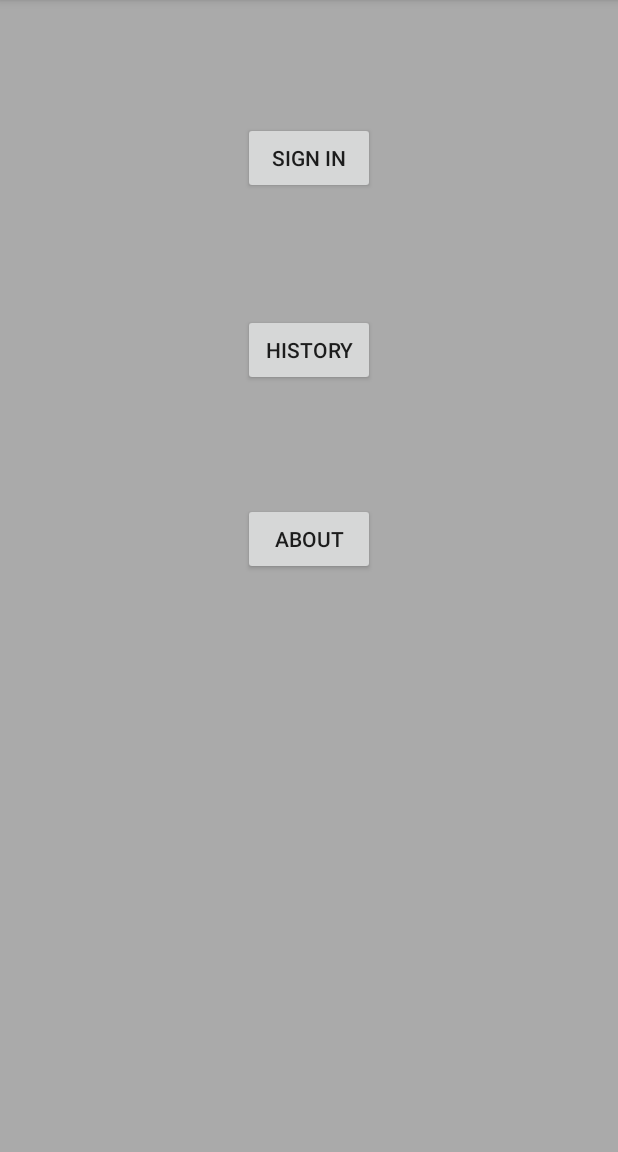
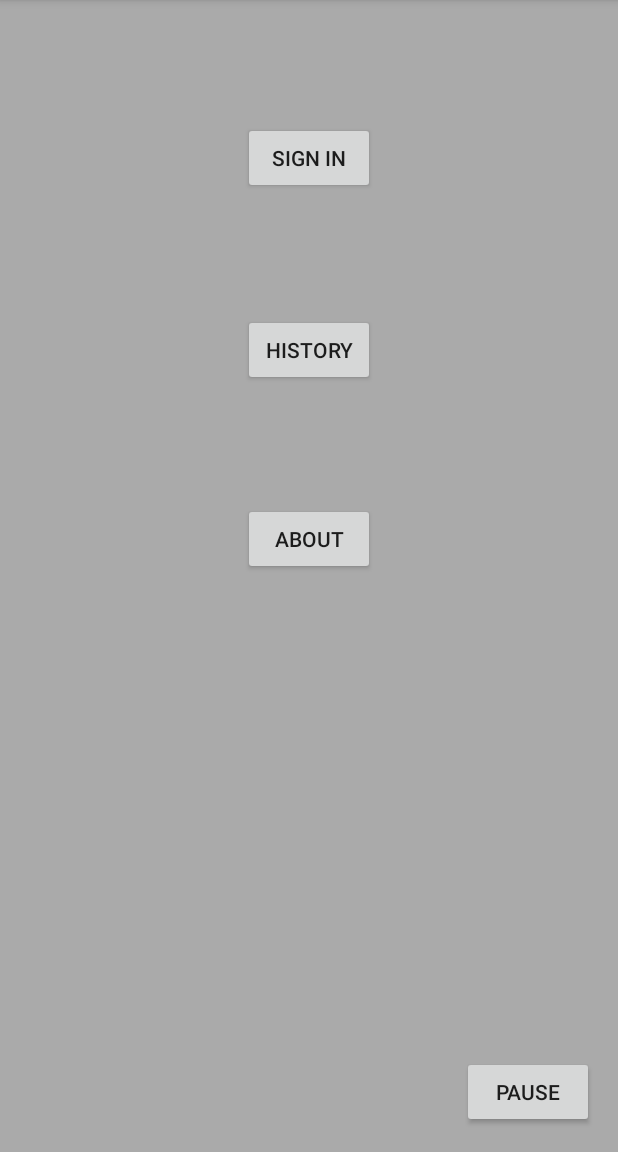
Before and after one commit to vnaskos/lajarus, an Android app: the screen it shows after launch (first), on a phone screen of 412 x 824 dp, the part 84-1236 px from its top. Run offline under Robolectric (Android 15) with nearby library versions, the phone set to English and light mode, and no system bars.

Commit message:
pause and release sound simple code

```diff
--- a/android-client/app/src/main/res/layout/activity_first.xml
+++ b/android-client/app/src/main/res/layout/activity_first.xml
@@ -40,4 +40,14 @@
         android:layout_alignLeft="@+id/button6"
         android:layout_alignStart="@+id/button6"
         android:layout_marginTop="80dp" />
+
+    <Button
+        android:text="pause"
+        android:layout_width="wrap_content"
+        android:layout_height="wrap_content"
+        android:id="@+id/button2"
+        android:onClick="stopMusic"
+        android:layout_alignParentBottom="true"
+        android:layout_alignParentRight="true"
+        android:layout_alignParentEnd="true" />
 </RelativeLayout>
```
Also changed, not shown: android-client/app/src/main/java/com/bugbusters/lajarus/first.java (+10 -0 lines).
